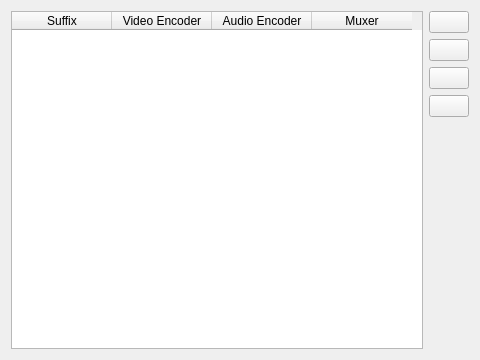
Old version of the form contents/ui/videorecordconfig.ui in the repository webcamoid/webcamoid.
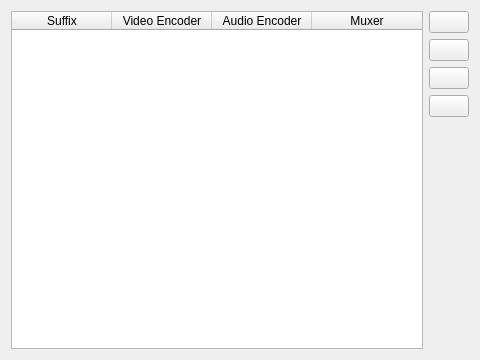
New version of the form. Icons and pictures are not drawn.

Diff of the .ui file:
```diff
--- a/contents/ui/videorecordconfig.ui
+++ b/contents/ui/videorecordconfig.ui
@@ -42,6 +42,9 @@
      <attribute name="horizontalHeaderShowSortIndicator" stdset="0">
       <bool>true</bool>
      </attribute>
+     <attribute name="horizontalHeaderStretchLastSection">
+      <bool>true</bool>
+     </attribute>
      <column>
       <property name="text">
        <string>Suffix</string>
```
